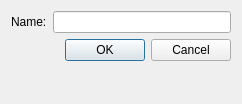
The window that src/ui/createcategorydialog.ui (KindVador/Accountancy) describes before a commit, drawn with Qt 5.
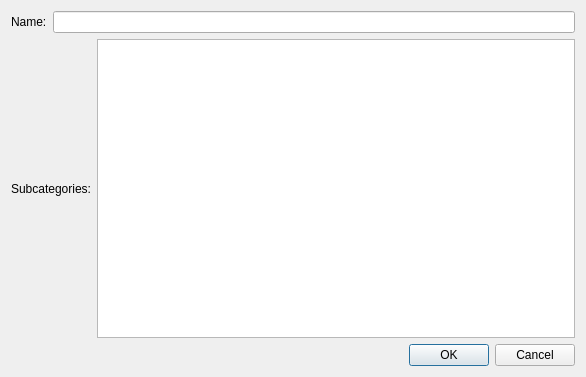
The same window after the commit.

Commit message: add table for subcategories

Diff of the .ui file:
```diff
--- a/src/ui/createcategorydialog.ui
+++ b/src/ui/createcategorydialog.ui
@@ -6,25 +6,43 @@
    <rect>
     <x>0</x>
     <y>0</y>
-    <width>242</width>
-    <height>104</height>
+    <width>586</width>
+    <height>377</height>
    </rect>
   </property>
   <property name="windowTitle">
    <string>CreateCurrencyDialog</string>
   </property>
-  <layout class="QFormLayout" name="formLayout">
-   <item row="0" column="0">
+  <layout class="QVBoxLayout" name="verticalLayout">
+   <item>
+    <layout class="QHBoxLayout" name="nameLayout">
+     <item>
     <widget class="QLabel" name="nameLabel">
      <property name="text">
       <string>Name:</string>
      </property>
     </widget>
    </item>
-   <item row="0" column="1">
+     <item>
     <widget class="QLineEdit" name="nameLineEdit"/>
    </item>
-   <item row="1" column="1">
+    </layout>
+   </item>
+   <item>
+    <layout class="QHBoxLayout" name="subcategoriesLayout">
+     <item>
+      <widget class="QLabel" name="subcategoriesLabel">
+       <property name="text">
+        <string>Subcategories:</string>
+       </property>
+      </widget>
+     </item>
+     <item>
+      <widget class="QTableView" name="subcategoriesTable"/>
+     </item>
+    </layout>
+   </item>
+   <item>
     <widget class="QDialogButtonBox" name="buttonBox">
      <property name="standardButtons">
       <set>QDialogButtonBox::Cancel|QDialogButtonBox::Ok</set>
```
Lines whose indentation alone changed are shown as unchanged.
